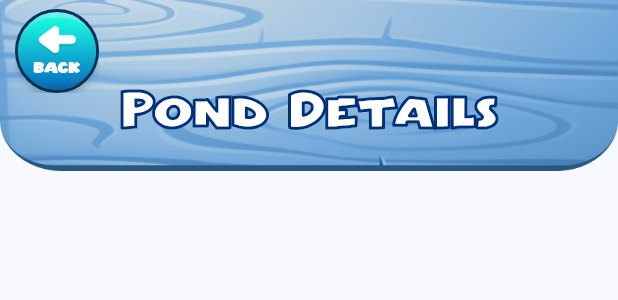
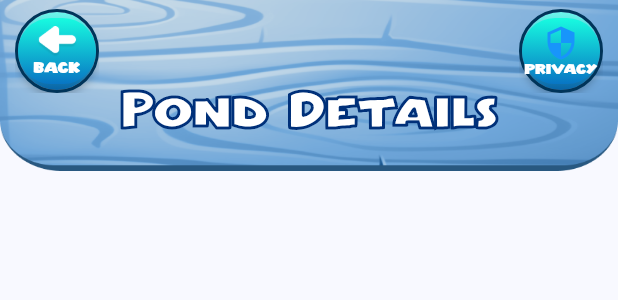
Before and after one commit to jaanaling/pond, a Flutter app: the AppBarWidget widget shown alone on an empty page, opened directly, on a phone screen of 412 x 824 dp. Shown: the top 300 px of the screen. Run offline on Flutter 3.47's test engine with Material 3 defaults, Android fonts, the phone set to English and light mode, and no system bars; our stand-ins replace bloc, equatable, firebase_core, flutter_bloc, flutter_spinkit, gap and 5 more; missing offline and left inert: core_amplitude, core_logic; accounts and stored records are empty; statements that could not run were skipped.

Commit message:
added privacy

```diff
--- a/lib/routes/go_router_config.dart
+++ b/lib/routes/go_router_config.dart
@@ -17,6 +17,7 @@ import 'package:pond_care/routes/root_navigation_screen.dart';
 import 'package:pond_care/routes/route_value.dart';
 
 import '../src/feature/pond/models/pond.dart';
+import '../src/feature/pond/presentation/privacy_screen.dart';
 
 final _rootNavigatorKey = GlobalKey<NavigatorState>();
 final _homeNavigatorKey = GlobalKey<NavigatorState>();
@@ -156,5 +157,13 @@ GoRouter buildGoRouter = GoRouter(
         );
       },
     ),
+    GoRoute(
+      path: '/privacy',
+      pageBuilder: (context, state) => NoTransitionPage(
+        child: PrivicyScreen(
+          key: UniqueKey(),
+        ),
+      ),
+    ),
   ],
 );
--- a/lib/src/feature/pond/presentation/home_screen.dart
+++ b/lib/src/feature/pond/presentation/home_screen.dart
@@ -60,6 +60,7 @@ class HomeScreen extends StatelessWidget {
         ),
         AppBarWidget(
           title: 'All Ponds',
+          hasPrivacy: true,
         ),
         Positioned(
           bottom: 0,
--- a/lib/ui_kit/app_bar/app_bar.dart
+++ b/lib/ui_kit/app_bar/app_bar.dart
@@ -9,7 +9,12 @@ import 'package:pond_care/ui_kit/app_button/app_button.dart';
 class AppBarWidget extends StatelessWidget {
   final String title;
   final bool hasBackIcon;
-  const AppBarWidget({super.key, required this.title, this.hasBackIcon = false});
+  final bool hasPrivacy;
+  const AppBarWidget(
+      {super.key,
+      required this.title,
+      this.hasBackIcon = false,
+      this.hasPrivacy = false});
 
   @override
   Widget build(BuildContext context) {
@@ -19,11 +24,10 @@ class AppBarWidget extends StatelessWidget {
         AppIcon(
           asset: IconProvider.appBar.buildImageUrl(),
           width: MediaQuery.of(context).size.width,
-          height: 114+MediaQuery.of(context).padding.top,
+          height: 114 + MediaQuery.of(context).padding.top,
           fit: BoxFit.fill,
         ),
         if (hasBackIcon)
-
           Positioned(
             top: 6 + MediaQuery.of(context).padding.top,
             left: 10,
@@ -39,7 +43,11 @@ class AppBarWidget extends StatelessWidget {
                   child: Column(
                     mainAxisSize: MainAxisSize.min,
                     children: [
-                      AppIcon(asset: IconProvider.back.buildImageUrl(), width: 28.98, height: 20.9,),
+                      AppIcon(
+                        asset: IconProvider.back.buildImageUrl(),
+                        width: 28.98,
+                        height: 20.9,
+                      ),
                       const Gap(1),
                       const Text(
                         'back',
@@ -89,6 +97,41 @@ class AppBarWidget extends StatelessWidget {
             ],
           ),
         ),
+        if (hasBackIcon)
+          Positioned(
+            top: 6 + MediaQuery.of(context).padding.top,
+            right: 10,
+            child: AppButton(
+              color: ButtonColors.lightBlue,
+              onPressed: () {
+                context.push('/privacy');
+              },
+              widget: SizedBox(
+                width: 52,
+                height: 44,
+                child: Center(
+                  child: Column(
+                    mainAxisSize: MainAxisSize.min,
+                    children: [
+                      Icon(Icons.security),
+                      const Gap(1),
+                      const Text(
+                        'privacy',
+                        textAlign: TextAlign.center,
+                        style: TextStyle(
+                          color: Colors.white,
+                          fontSize: 11,
+                          fontFamily: 'Araside',
+                          fontWeight: FontWeight.w400,
+                          height: 0,
+                        ),
+                      )
+                    ],
+                  ),
+                ),
+              ),
+            ),
+          ),
       ],
     );
   }
```
Also changed, not shown: lib/src/feature/pond/presentation/privacy_screen.dart (added, +57 -0 lines).
